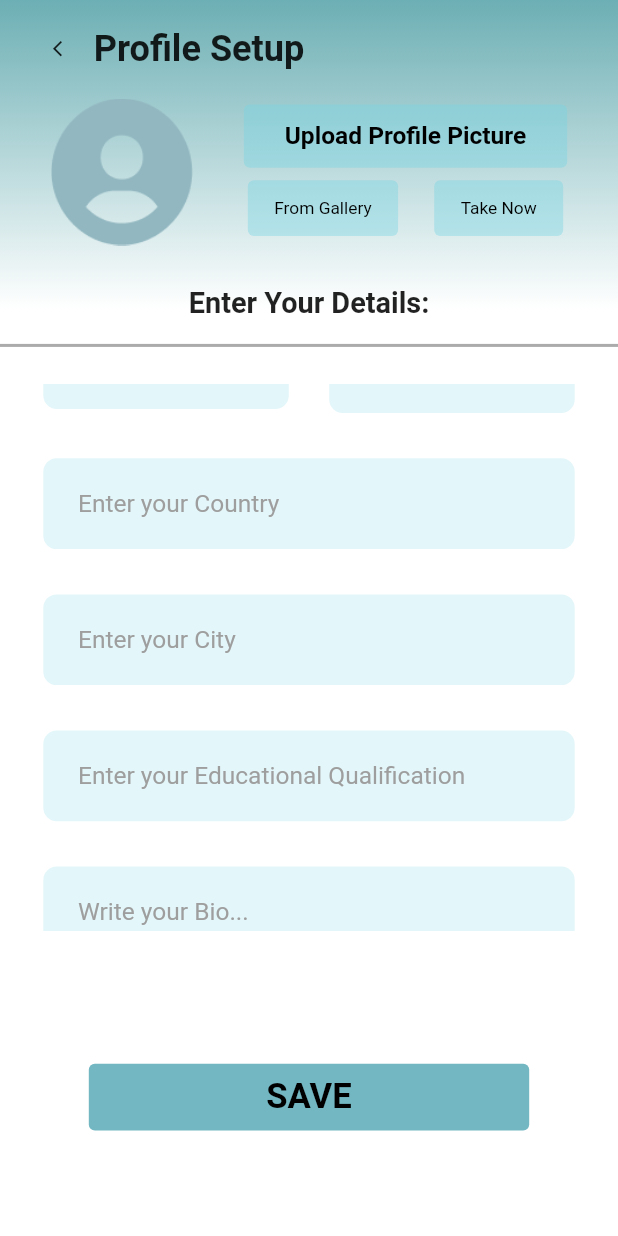
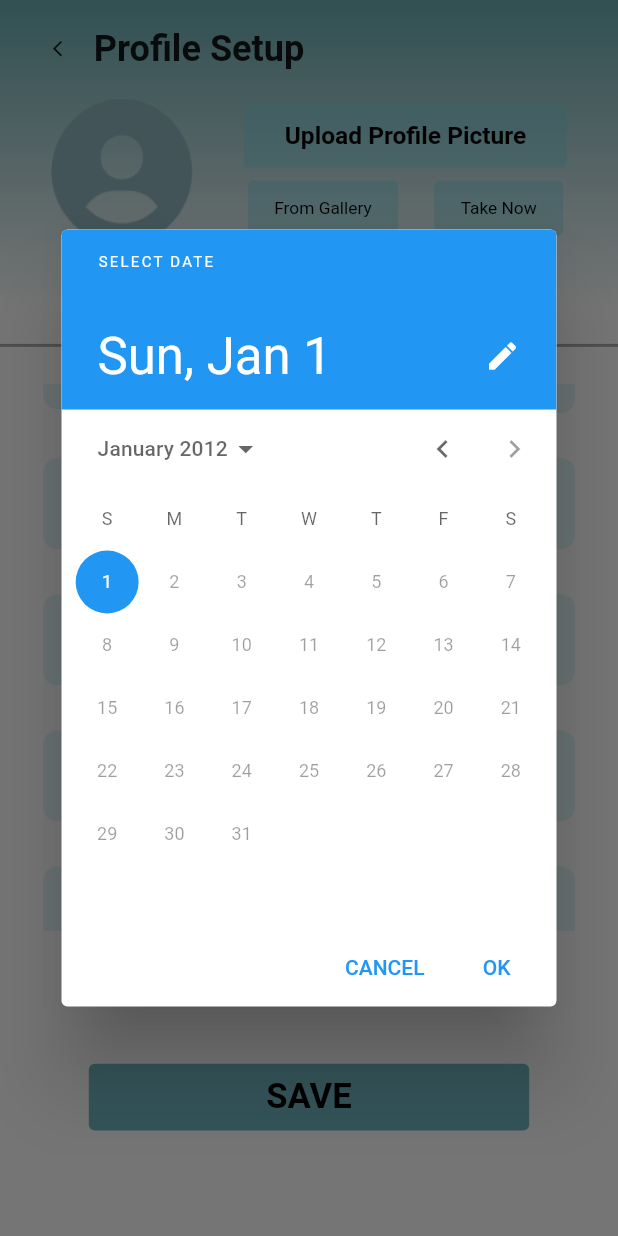
Before and after one commit to hackslash-nitp/cura, a Flutter app: the screen it shows after launch, scrolled down 397 dp, after a tap on "DD/MM/YYYY", on a phone screen of 412 x 824 dp. Run offline on Flutter 3.47's test engine with Material 2 defaults, Android fonts, the light colour scheme and no system bars; our stand-ins replace carousel_slider, cloud_firestore, firebase_auth, firebase_core, flutter_screenutil; accounts and stored records are empty.

Commit message:
implement date-time picker

```diff
--- a/lib/individual/account_setup.dart
+++ b/lib/individual/account_setup.dart
@@ -219,7 +219,19 @@ class _IndividualAccountSetupState extends State<IndividualAccountSetup> {
                                 ),
                               ),
                               GestureDetector(
-                                onTap: () {},
+                                onTap: () async {
+                                  final DateTime? picked = await showDatePicker(
+                                      context: context,
+                                      initialDate: DateTime(2012, 1),
+                                      firstDate: DateTime(1940, 1),
+                                      lastDate: DateTime(2012, 1));
+                                  if (picked != null) {
+                                    setState(() {
+                                      dob =
+                                          "${picked.day}/${picked.month}/${picked.year}";
+                                    });
+                                  }
+                                },
                                 child: Container(
                                   height: 60.h,
                                   width: 170.w,
```
